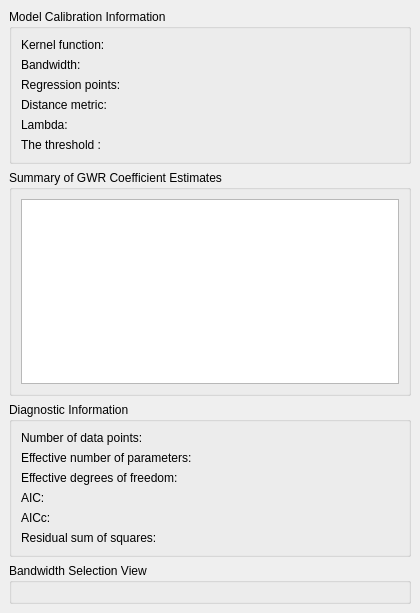
Qt form PropertyPanelTabs/gwmpropertycollinearitygwrtab.ui (GWmodel-Lab/GWmodelS) before a commit.
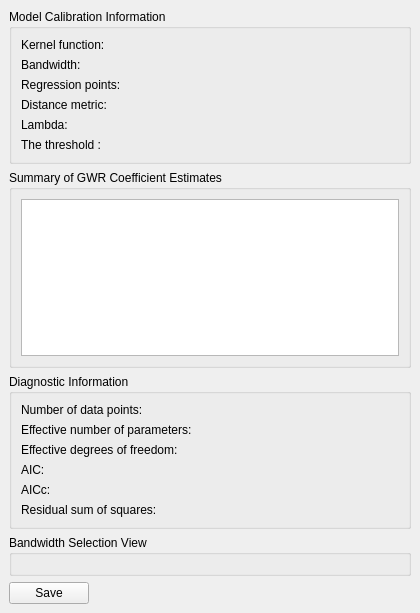
The same form after that commit.

Patch:
```diff
--- a/PropertyPanelTabs/gwmpropertycollinearitygwrtab.ui
+++ b/PropertyPanelTabs/gwmpropertycollinearitygwrtab.ui
@@ -10,9 +10,18 @@
     <height>613</height>
    </rect>
   </property>
+  <property name="sizePolicy">
+   <sizepolicy hsizetype="Expanding" vsizetype="Expanding">
+    <horstretch>0</horstretch>
+    <verstretch>0</verstretch>
+   </sizepolicy>
+  </property>
   <property name="windowTitle">
    <string>Form</string>
   </property>
+  <property name="layoutDirection">
+   <enum>Qt::LeftToRight</enum>
+  </property>
   <layout class="QGridLayout" name="gridLayout">
    <property name="leftMargin">
     <number>0</number>
@@ -296,6 +305,25 @@
          <layout class="QVBoxLayout" name="verticalLayout_3"/>
         </widget>
        </item>
+       <item alignment="Qt::AlignLeft">
+        <widget class="QPushButton" name="btnSaveRes">
+         <property name="enabled">
+          <bool>true</bool>
+         </property>
+         <property name="sizePolicy">
+          <sizepolicy hsizetype="Fixed" vsizetype="Fixed">
+           <horstretch>0</horstretch>
+           <verstretch>0</verstretch>
+          </sizepolicy>
+         </property>
+         <property name="layoutDirection">
+          <enum>Qt::LeftToRight</enum>
+         </property>
+         <property name="text">
+          <string>Save</string>
+         </property>
+        </widget>
+       </item>
       </layout>
      </widget>
     </widget>
```
